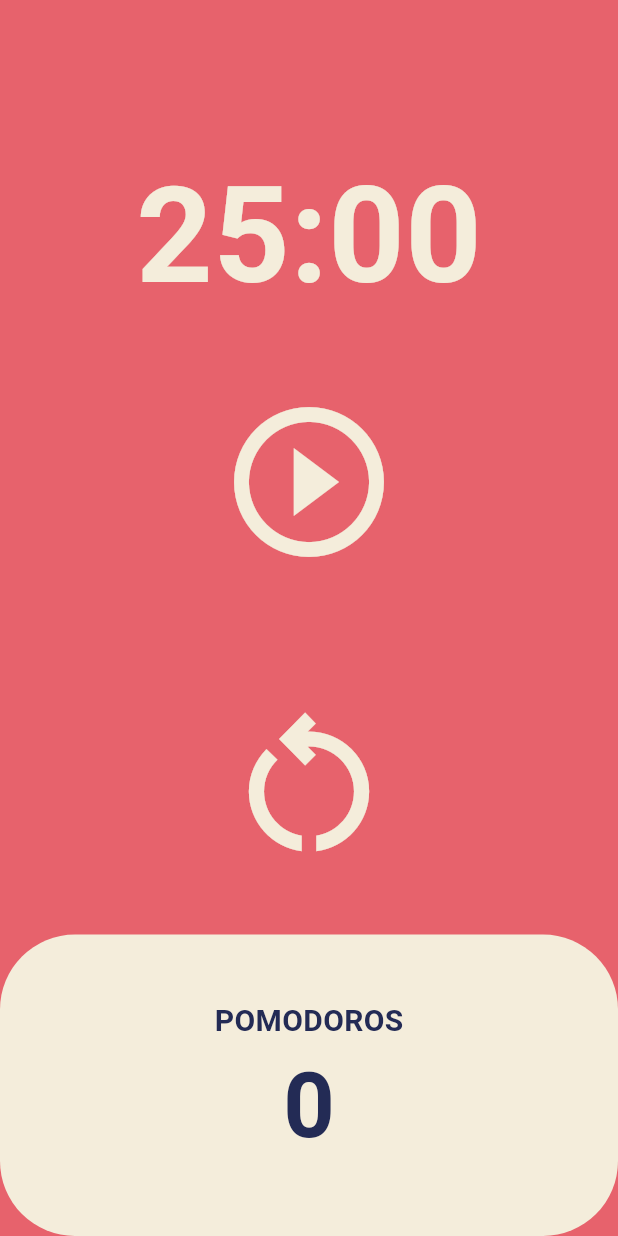
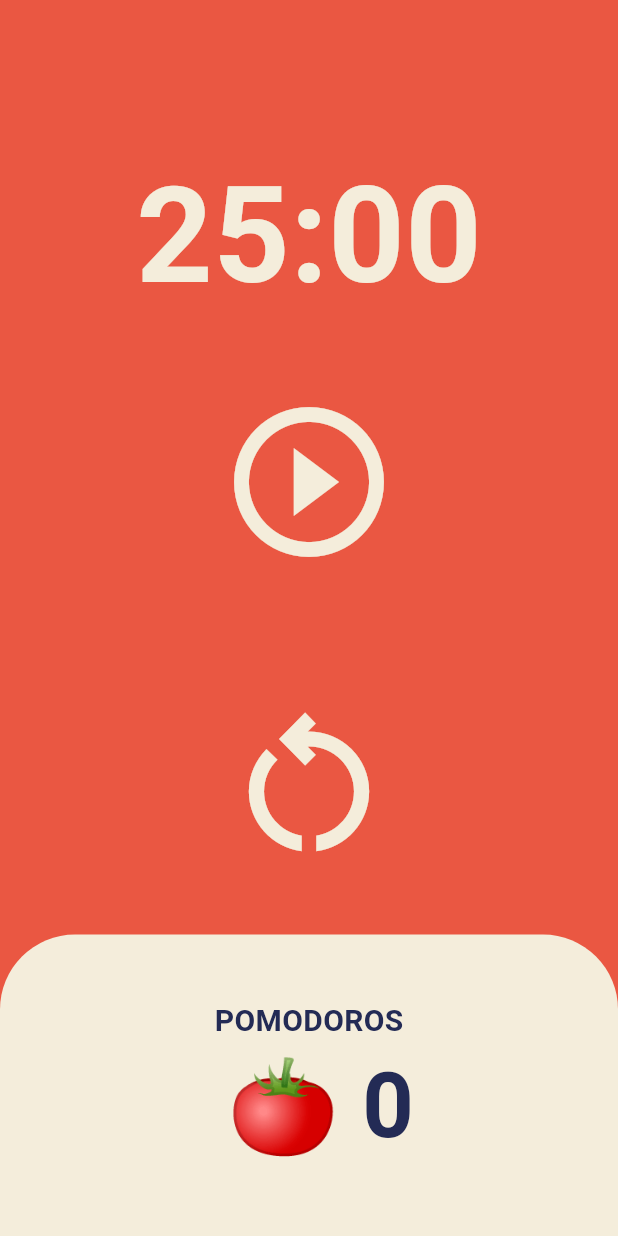
Before and after one commit to srchae/Pomodoro-Timer, a Flutter app: the screen it shows after launch, after a tap on the "restart alt" icon, on a phone screen of 412 x 824 dp. Run offline on Flutter 3.47's test engine with Material 3 defaults, Android fonts, the phone set to English and light mode, and no system bars.

Commit message:
💄 Style: 메인 색상 및 BoxDecoration 변경

```diff
--- a/lib/main.dart
+++ b/lib/main.dart
@@ -12,7 +12,7 @@ class MyApp extends StatelessWidget {
   Widget build(BuildContext context) {
     return MaterialApp(
       theme: ThemeData(
-        scaffoldBackgroundColor: const Color(0xFFE7626C),
+        scaffoldBackgroundColor: const Color(0xFFea5742),
         textTheme: const TextTheme(
           displayLarge: TextStyle(
             color: Color(0xFF232B55),
--- a/lib/screens/home_screen.dart
+++ b/lib/screens/home_screen.dart
@@ -56,7 +56,6 @@ class _HomeScreenState extends State<HomeScreen> {
   void onRestartPressed() {
     setState(() {
       totalSeconds = twentyFiveMinutes;
-      isRunning = false;
     });
   }
 
@@ -119,7 +118,12 @@ class _HomeScreenState extends State<HomeScreen> {
                     child: Container(
                       decoration: BoxDecoration(
                         color: Theme.of(context).cardColor,
-                        borderRadius: BorderRadius.circular(50),
+                        borderRadius: BorderRadius.only(
+                          topLeft: Radius.circular(50), // 왼쪽 상단
+                          topRight: Radius.circular(50), // 오른쪽 상단
+                          bottomLeft: Radius.zero, // 왼쪽 하단 (직선)
+                          bottomRight: Radius.zero, // 오른쪽 하단 (직선)
+                        ),
                       ),
                       child: Column(
                         mainAxisAlignment: MainAxisAlignment.center,
@@ -135,7 +139,7 @@ class _HomeScreenState extends State<HomeScreen> {
                                 fontWeight: FontWeight.w600),
                           ),
                           Text(
-                            "$totalPomodoros",
+                            " 🍅 $totalPomodoros",
                             style: TextStyle(
                                 color: Theme.of(context)
                                     .textTheme
```
